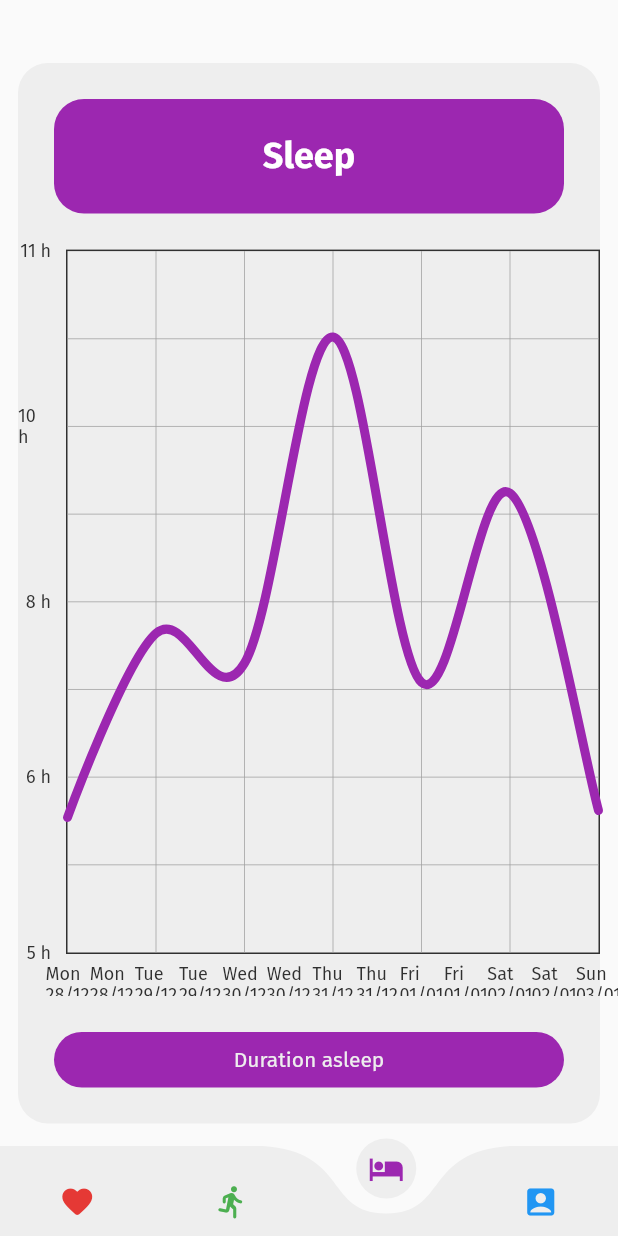
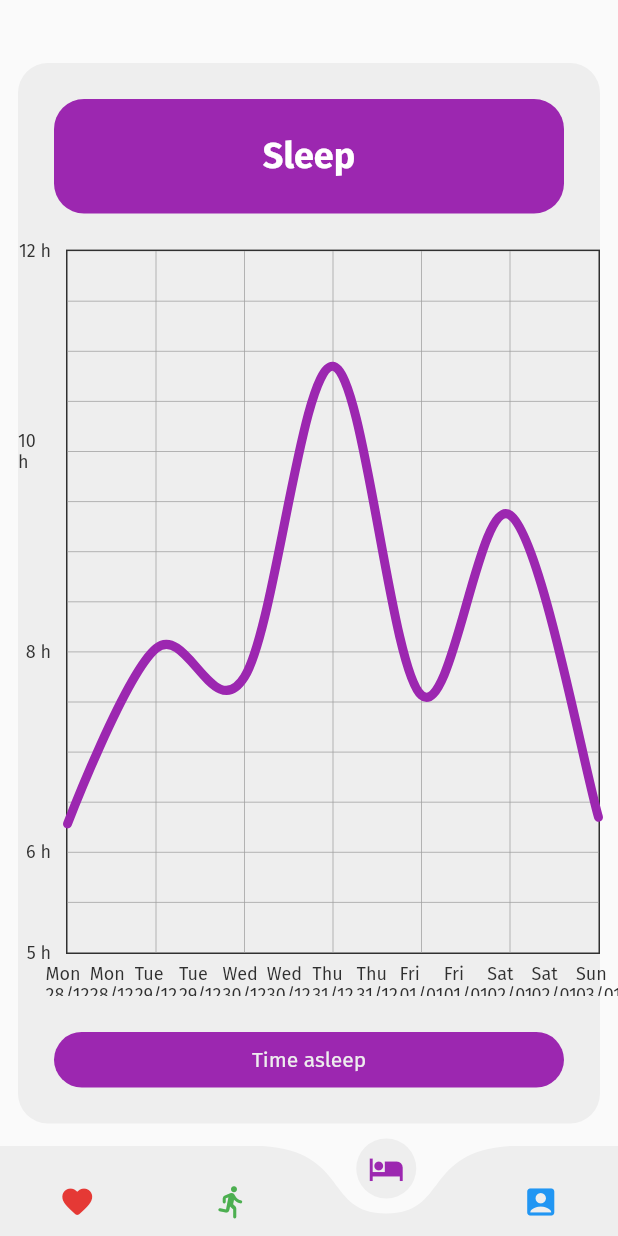
Before and after one commit to mikezamayias/ehealth_services_semester_project, a Flutter app: the screen it shows after launch, item 3 of the bottom bar chosen, on a phone screen of 412 x 824 dp. Run offline on Flutter 3.47's test engine with Material 2 defaults, Android fonts, the light colour scheme and no system bars; drawn by our look-alikes of curved_navigation_bar, fl_chart; our stand-ins replace google_fonts, jiffy; network calls fail.

Commit message:
couple of changes

```diff
--- a/final_project/lib/charts/blueprints/blueprint_line_chart.dart
+++ b/final_project/lib/charts/blueprints/blueprint_line_chart.dart
@@ -29,7 +29,7 @@ class BlueprintLineChart extends StatelessWidget {
         minY: minY,
         maxY: maxY,
         lineTouchData: lineTouchDataPreferences(),
-        gridData: gridDataPreferences(interval / 2),
+        gridData: gridDataPreferences(interval / 4),
         titlesData: titlesDataPreferences(),
         backgroundColor: Colors.transparent,
         borderData: borderDataPreferences(),
@@ -61,7 +61,7 @@ class BlueprintLineChart extends StatelessWidget {
       );
 
   LineTouchData lineTouchDataPreferences() => LineTouchData(
-        enabled: false,
+        enabled: true,
         touchTooltipData: LineTouchTooltipData(
           tooltipRoundedRadius: 20.0,
           tooltipBgColor: Colors.white.withOpacity(0.8),
--- a/final_project/lib/pages/account_page.dart
+++ b/final_project/lib/pages/account_page.dart
@@ -6,7 +6,6 @@ import 'package:final_project/views/profile/profile_text_view.dart';
 import 'package:flutter/material.dart';
 import 'package:flutter/services.dart';
 import 'package:jiffy/jiffy.dart';
-
 
 class AccountPage extends StatefulWidget {
   @override
--- a/final_project/lib/pages/activity_page.dart
+++ b/final_project/lib/pages/activity_page.dart
@@ -84,8 +84,9 @@ class _ActivityPageState extends State<ActivityPage> {
           ),
         ),
         Expanded(
+          flex: 2,
           child: ChartLegendLabel(
-            text: 'Calories',
+            text: 'Calories in 10*kcal units',
             backgroundColor: Colors.amber,
             textColor: Colors.grey[850],
           ),
--- a/final_project/lib/pages/blueprints/chart_page_blueprint.dart
+++ b/final_project/lib/pages/blueprints/chart_page_blueprint.dart
@@ -1,4 +1,4 @@
-import 'file:///C:/Users/szama/StudioProjects/temp/lib/pages/blueprints/page_blueprint.dart';
+import 'package:final_project/pages/blueprints/page_blueprint.dart';
 import 'package:flutter/material.dart';
 
 class ChartPageBlueprint extends StatelessWidget {
--- a/final_project/lib/pages/blueprints/page_blueprint.dart
+++ b/final_project/lib/pages/blueprints/page_blueprint.dart
@@ -25,9 +25,7 @@ class _PageBlueprintState extends State<PageBlueprint> {
           shape: RoundedRectangleBorder(
             borderRadius: BorderRadius.all(Radius.circular(20.0)),
           ),
-          child: Expanded(
-            child: widget.child,
-          ),
+          child: widget.child,
         ),
       ),
     );
--- a/final_project/lib/pages/sleep_page.dart
+++ b/final_project/lib/pages/sleep_page.dart
@@ -36,7 +36,7 @@ class _SleepPageState extends State<SleepPage> {
         readings.add(
           FlSpot(
             sleepData.indexOf(reading).toDouble(),
-            reading.minutesAsleep.toDouble(),
+            reading.minutesAsleep.toDouble() / 60,
           ),
         );
       });
@@ -55,9 +55,9 @@ class _SleepPageState extends State<SleepPage> {
       text: 'Sleep',
       baseColor: baseColor,
       chart: BlueprintLineChart(
-        minY: 300,
-        maxY: 700,
-        interval: 100.0,
+        minY: 5,
+        maxY: 12,
+        interval: 2.0,
         graphData: {
           'data': readings,
         },
@@ -66,14 +66,14 @@ class _SleepPageState extends State<SleepPage> {
           baseColor,
         ],
         yLabels: (value) {
-          double result = value / 60;
+          double result = value;
           return '${result.toInt()} h';
         },
       ),
       chartLegendLabels: [
         Expanded(
           child: ChartLegendLabel(
-            text: 'Duration asleep',
+            text: 'Time asleep',
             backgroundColor: baseColor,
             textColor: Colors.grey[200],
           ),
--- a/final_project/lib/views/home_view.dart
+++ b/final_project/lib/views/home_view.dart
@@ -6,7 +6,9 @@ import 'package:final_project/pages/sleep_page.dart';
 import 'package:flutter/material.dart';
 
 class HomeView extends StatefulWidget {
-  HomeView({Key key}) : super(key: key);
+  HomeView({
+    Key key,
+  }) : super(key: key);
 
   @override
   _HomeViewState createState() => _HomeViewState();
```
